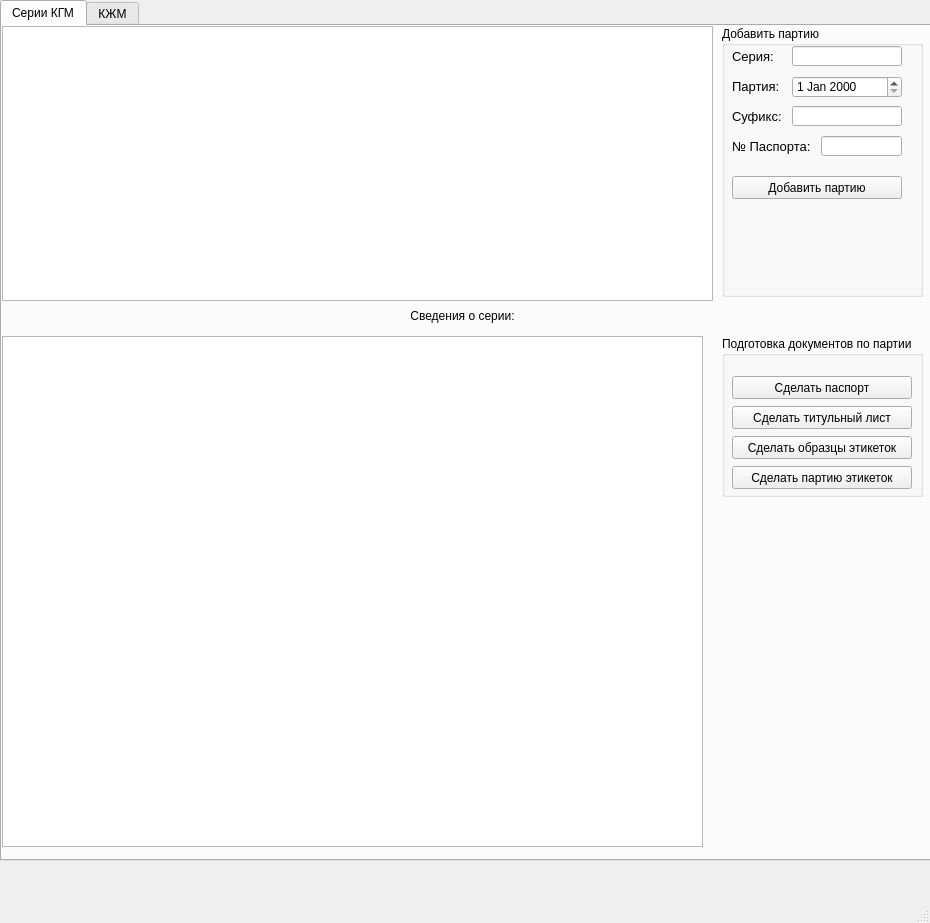
Old version of the form cylinders/windows/batch_window.ui in the repository bomzheg/Cylinders.
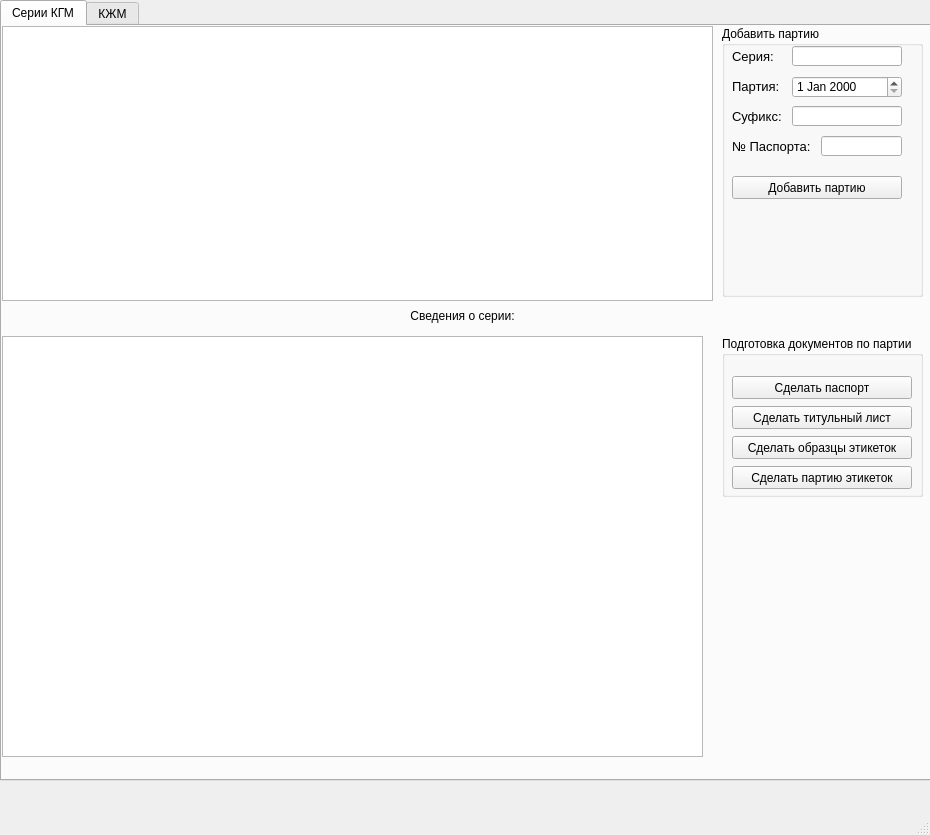
New version of the form.

Commit message: change window size

Patch:
```diff
--- a/cylinders/windows/batch_window.ui
+++ b/cylinders/windows/batch_window.ui
@@ -7,7 +7,7 @@
     <x>0</x>
     <y>0</y>
     <width>930</width>
-    <height>923</height>
+    <height>835</height>
    </rect>
   </property>
   <property name="minimumSize">
@@ -32,7 +32,7 @@
       <x>0</x>
       <y>0</y>
       <width>931</width>
-      <height>861</height>
+      <height>781</height>
      </rect>
     </property>
     <property name="currentIndex">
@@ -48,7 +48,7 @@
         <x>0</x>
         <y>310</y>
         <width>701</width>
-        <height>511</height>
+        <height>421</height>
        </rect>
       </property>
       <property name="alternatingRowColors">
```
The commit also changes 1 other file.
